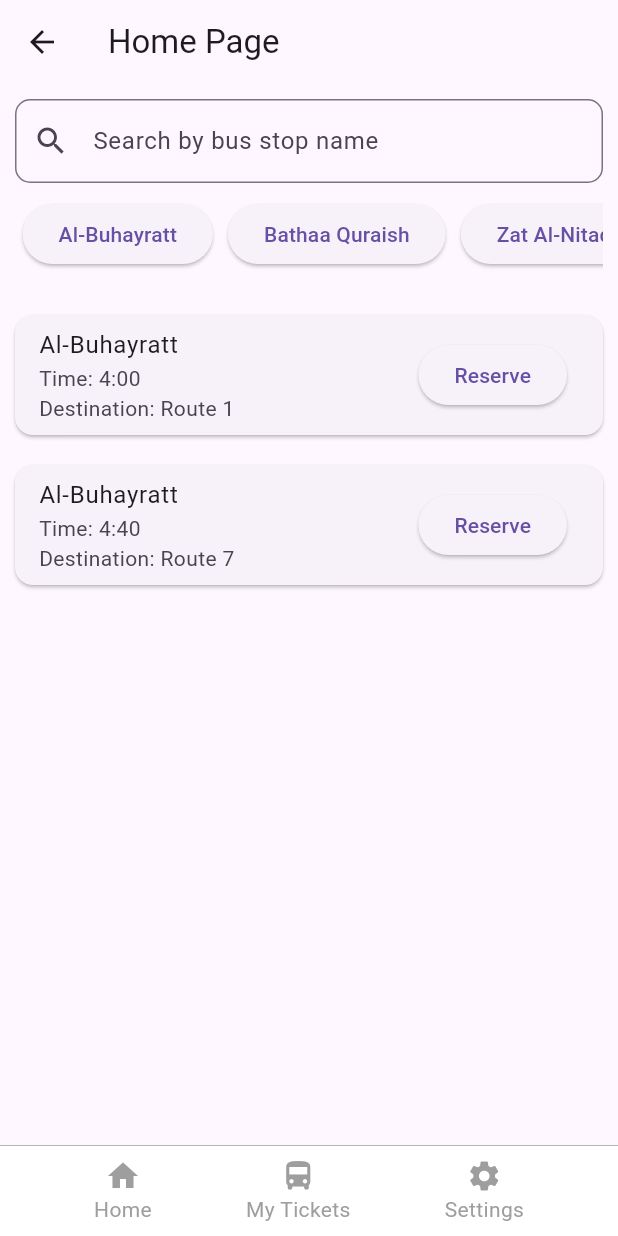
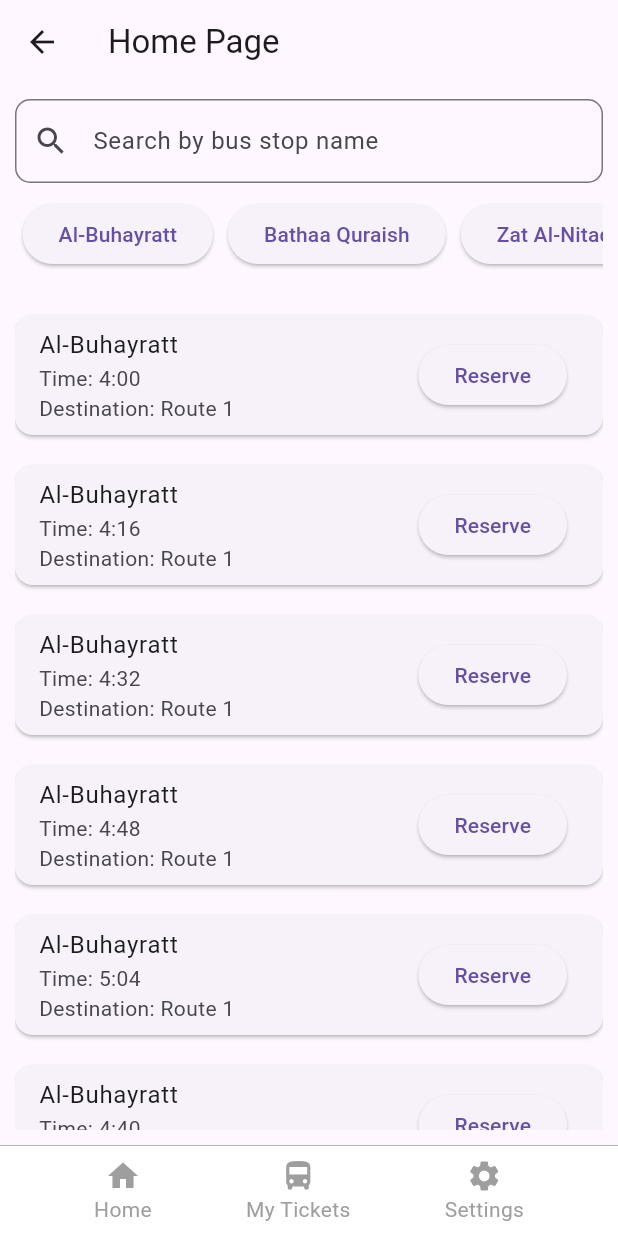
Before and after one commit to cpit252-fall-24-IT2/project-makkahpath, a Flutter app: the HomePage screen opened directly, after a tap on "Al-Buhayratt", on a phone screen of 412 x 824 dp. Run offline on Flutter 3.47's test engine with Material 3 defaults, Android fonts, the light colour scheme and no system bars; our stand-ins replace sqflite, sqflite_common_ffi; accounts and stored records are empty.

Commit message:
Fixed homeScreen logic time  for each ticket

```diff
--- a/lib/Screens/HomeScreen.dart
+++ b/lib/Screens/HomeScreen.dart
@@ -25,7 +25,8 @@ class _HomePageState extends State<HomePage> {
   Future<void> loadBusStops() async {
     try {
       // Load JSON file
-      final String jsonString = await rootBundle.loadString('assets/bus_route_data.json');
+      final String jsonString =
+          await rootBundle.loadString('assets/bus_route_data.json');
       final Map<String, dynamic> jsonData = json.decode(jsonString);
 
       // Extract bus stops from JSON data
@@ -39,7 +40,7 @@ class _HomePageState extends State<HomePage> {
           // Add all stops for listing
           stops.add({
             "name": stop['stop_name'],
-            "time": stop['times'][0], // Picking the first time for display
+            "time": stop['times'],
             "destination": "Route ${route['route_number']}"
           });
         }
@@ -56,13 +57,15 @@ class _HomePageState extends State<HomePage> {
 
   @override
   Widget build(BuildContext context) {
-    final HomePageNavigation pageNavigation = HomePageNavigation(context, renderer);
+    final HomePageNavigation pageNavigation =
+        HomePageNavigation(context, renderer);
 
     // Filter bus stops based on the search or selected stop
     List<Map<String, dynamic>> filteredStops = selectedStop.isEmpty
         ? busStops
         : busStops
-            .where((stop) => stop["name"].toLowerCase().contains(selectedStop.toLowerCase()))
+            .where((stop) =>
+                stop["name"].toLowerCase().contains(selectedStop.toLowerCase()))
             .toList();
 
     return Scaffold(
@@ -89,7 +92,6 @@ class _HomePageState extends State<HomePage> {
                     },
                   ),
                   const SizedBox(height: 10),
-
                   // Horizontal Scrollable Buttons for Unique Stops
                   SingleChildScrollView(
                     scrollDirection: Axis.horizontal,
@@ -110,18 +112,22 @@ class _HomePageState extends State<HomePage> {
                     ),
                   ),
                   const SizedBox(height: 20),
-
                   // Display Bus Stops
                   Expanded(
                     child: ListView.builder(
                       itemCount: filteredStops.length,
                       itemBuilder: (context, index) {
                         final stop = filteredStops[index];
+                        return Column(
+                          crossAxisAlignment: CrossAxisAlignment.stretch,
+                          children: stop["time"].map<Widget>((time) {
                             return Card(
-                          margin: const EdgeInsets.symmetric(vertical: 10.0),
+                              margin:
+                                  const EdgeInsets.symmetric(vertical: 10.0),
                               child: ListTile(
                                 title: Text(stop["name"]),
-                            subtitle: Text('Time: ${stop["time"]}\nDestination: ${stop["destination"]}'),
+                                subtitle: Text(
+                                    'Time: $time\nDestination: ${stop["destination"]}'),
                                 trailing: ElevatedButton(
                                   onPressed: () {
                                     // Reservation logic here
@@ -130,13 +136,14 @@ class _HomePageState extends State<HomePage> {
                                 ),
                               ),
                             );
+                          }).toList(),
+                        );
                       },
                     ),
                   ),
                 ],
               ),
             ),
-
       bottomNavigationBar: Container(
         padding: const EdgeInsets.symmetric(vertical: 8.0),
         decoration: BoxDecoration(
--- a/lib/Screens/SignInPage.dart
+++ b/lib/Screens/SignInPage.dart
@@ -13,7 +13,6 @@ class SignInPage extends StatefulWidget {
 class _SignInPageState extends State<SignInPage> {
   final TextEditingController _usernameController = TextEditingController();
   final TextEditingController _passwordController = TextEditingController();
-  final Set<String> registeredUsers = {}; // In-memory storage for users
 
   void navigateToSignUp() {
     Navigator.push(
```
Lines whose indentation alone changed are shown as unchanged.
